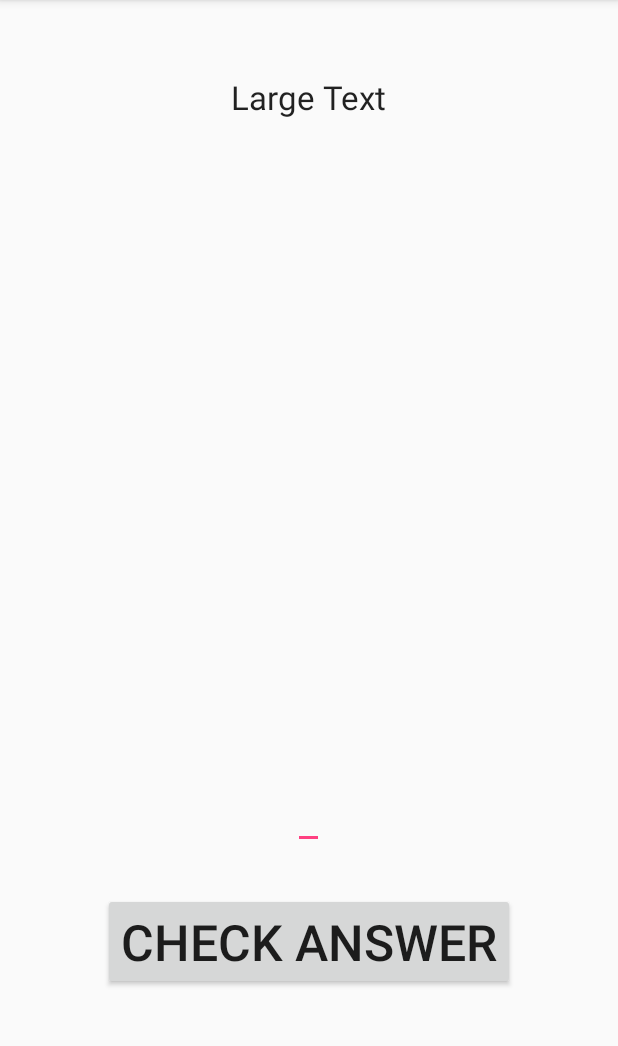
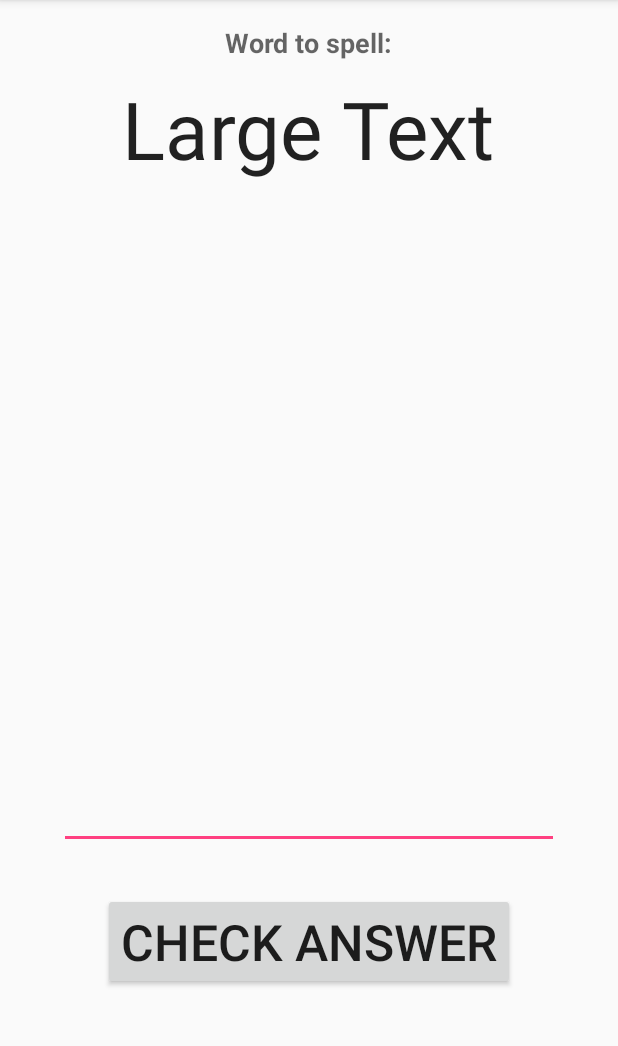
Before and after one commit to Heights94/FlashcardBuddy, an Android app: the LeitnerActivity screen opened directly, with no data from a screen before it, on a phone screen of 412 x 824 dp, the part 84-1130 px from its top. Run offline under Robolectric (Android 15) with nearby library versions, the phone set to English and light mode, and no system bars; 2 statements that could not run were skipped.

```diff
--- a/app/src/main/java/com/example/moham/flashcardbuddy/DBHandler.java
+++ b/app/src/main/java/com/example/moham/flashcardbuddy/DBHandler.java
@@ -10,9 +10,14 @@ import android.database.Cursor;
 import android.database.sqlite.SQLiteDatabase;
 import android.database.sqlite.SQLiteOpenHelper;
 
+import java.text.DateFormat;
+import java.text.ParseException;
+import java.text.SimpleDateFormat;
 import java.util.ArrayList;
 import java.util.Arrays;
+import java.util.Date;
 import java.util.List;
+import java.util.TimeZone;
 
 public class DBHandler extends SQLiteOpenHelper {
 
@@ -71,7 +76,7 @@ public class DBHandler extends SQLiteOpenHelper {
         }
         values.put(KEY_SPELLING, ""); // Flashcard Phone Number
         values.put(KEY_DATE_ADDED, Flashcard.getDateAdded()); // Flashcard Phone Number
-        values.put(KEY_REVIEW_DATE, 0); // Flashcard Phone Number
+        values.put(KEY_REVIEW_DATE, Flashcard.getCurrentDate()); // Flashcard Phone Number
 
 // Inserting Row
         db.insert(TABLE_NAME, null, values);
@@ -100,8 +105,10 @@ public class DBHandler extends SQLiteOpenHelper {
         return FlashcardList;
     }
 
-    public List<SuperMemo> getSuperMemoFlashcards() {
+    public List<SuperMemo> getSuperMemoFlashcards() throws ParseException {
         List<SuperMemo> FlashcardList = new ArrayList<SuperMemo>();
+        DateFormat format = new SimpleDateFormat("dd-MM-yyy");
+        format.setTimeZone(TimeZone.getTimeZone("GMT"));
 // Select All Query
         String selectQuery = "SELECT * FROM SuperMemo";
         SQLiteDatabase db = this.getWritableDatabase();
@@ -109,21 +116,26 @@ public class DBHandler extends SQLiteOpenHelper {
 // looping through all rows and add
 // ng to list
         if (cursor.moveToFirst()) {
+            Date reviewDate = format.parse(cursor.getString(7));
+            Date todaysDate = format.parse(Flashcard.getCurrentDate());
+            if (todaysDate.after(reviewDate) || todaysDate == reviewDate) {//If today is the review day)
                 do {
                     SuperMemo sm = new SuperMemo();
                     sm.setId(Integer.parseInt(cursor.getString(0)));
                     sm.setWord(cursor.getString(1));
+                    sm.setWordTranslated(cursor.getString(2));
                     sm.setInterval(Integer.parseInt(cursor.getString(3)));
                     sm.setEFactor(Double.parseDouble(cursor.getString(4)));//
                     sm.setSpelling(cursor.getString(5));
                     sm.setDateAdded(cursor.getString(6));
-                System.out.println("EMPTY " + cursor.getString(4));//5 is spelling, 6 is dateAdded.
+                    sm.setReviewDate(cursor.getString(7));//5 is spelling, 6 is dateAdded.
                     // sm.setEFactor(Double.parseDouble(cursor.getString(7)));
                     // Adding contact to list
                     FlashcardList.add(sm);
                 } while (cursor.moveToNext());
 
 // return contact list
+            }
         }
         return FlashcardList;
     }
@@ -141,10 +153,12 @@ public class DBHandler extends SQLiteOpenHelper {
                 LeitnerSystem ls = new LeitnerSystem();
                 ls.setId(Integer.parseInt(cursor.getString(0)));
                 ls.setWord(cursor.getString(1));
+                ls.setWordTranslated(cursor.getString(2));
                 ls.setInterval(Integer.parseInt(cursor.getString(3)));
                 ls.setBoxNumnber(Integer.parseInt(cursor.getString(4)));
                 ls.setSpelling(cursor.getString(5));
                 ls.setDateAdded(cursor.getString(6));
+                ls.setReviewDate(cursor.getString(7));
                 FlashcardList.add(ls);
             } while (cursor.moveToNext());
         }
@@ -218,9 +232,12 @@ public class DBHandler extends SQLiteOpenHelper {
         }
     }
 
-    public void deleteTable(String TABLE_NAME) {
+    public void deleteTable(String TABLE_NAME, String WHERE_CLAUSE) {
         SQLiteDatabase db = this.getWritableDatabase();
-        db.delete(TABLE_NAME, null, null);
+        if (WHERE_CLAUSE != "") {
+            WHERE_CLAUSE = "id = 3";
+        }
+        db.delete(TABLE_NAME, WHERE_CLAUSE, null);
         db.close();
     }
 
--- a/app/src/main/java/com/example/moham/flashcardbuddy/LeitnerActivity.java
+++ b/app/src/main/java/com/example/moham/flashcardbuddy/LeitnerActivity.java
@@ -2,6 +2,10 @@ package com.example.moham.flashcardbuddy;
 
 import android.support.v7.app.AppCompatActivity;
 import android.os.Bundle;
+import android.widget.TextView;
+
+import java.text.ParseException;
+import java.util.List;
 
 public class LeitnerActivity extends AppCompatActivity {
 
@@ -9,5 +13,20 @@ public class LeitnerActivity extends AppCompatActivity {
     protected void onCreate(Bundle savedInstanceState) {
         super.onCreate(savedInstanceState);
         setContentView(R.layout.activity_leitner_activity);
+        DBHandler db = new DBHandler(this);
+        beginReview(db);
+    }
+
+
+    public void beginReview(DBHandler db){
+        List<SuperMemo> rows = null;
+        try {
+            rows = db.getSuperMemoFlashcards();
+        } catch (ParseException e) {
+            e.printStackTrace();
+        }
+        SuperMemo sm = rows.get(0);
+        TextView view = (TextView) findViewById(R.id.word);
+        view.setText(sm.getWordTranslated());
     }
 }
--- a/app/src/main/res/layout/activity_leitner_activity.xml
+++ b/app/src/main/res/layout/activity_leitner_activity.xml
@@ -14,10 +14,11 @@
         android:layout_height="wrap_content"
         android:textAppearance="?android:attr/textAppearanceLarge"
         android:text="Large Text"
-        android:id="@+id/textView6"
+        android:id="@+id/word"
         android:layout_alignParentTop="true"
         android:layout_centerHorizontal="true"
-        android:layout_marginTop="34dp" />
+        android:layout_marginTop="34dp"
+        android:textSize="80px" />
 
     <Button
         android:layout_width="wrap_content"
@@ -36,5 +37,18 @@
         android:layout_above="@+id/button2"
         android:layout_centerHorizontal="true"
         android:layout_marginBottom="29dp"
-        android:inputType="text" />
+        android:inputType="text"
+        android:minWidth="500px"
+        android:textSize="70px"
+        android:textAlignment="center" />
+
+    <TextView
+        android:layout_width="wrap_content"
+        android:layout_height="wrap_content"
+        android:textAppearance="?android:attr/textAppearanceMedium"
+        android:text="Word to spell:"
+        android:id="@+id/textView2"
+        android:layout_alignParentTop="true"
+        android:layout_centerHorizontal="true"
+        android:textStyle="bold" />
 </RelativeLayout>
```
Also changed, not shown: app/src/main/java/com/example/moham/flashcardbuddy/Flashcard.java (+14 -2 lines), app/src/main/java/com/example/moham/flashcardbuddy/MainActivity.java (+49 -9 lines), app/src/main/res/layout/activity_main.xml (+5 -4 lines), 2 other files. Lines whose indentation alone changed are shown as unchanged.
